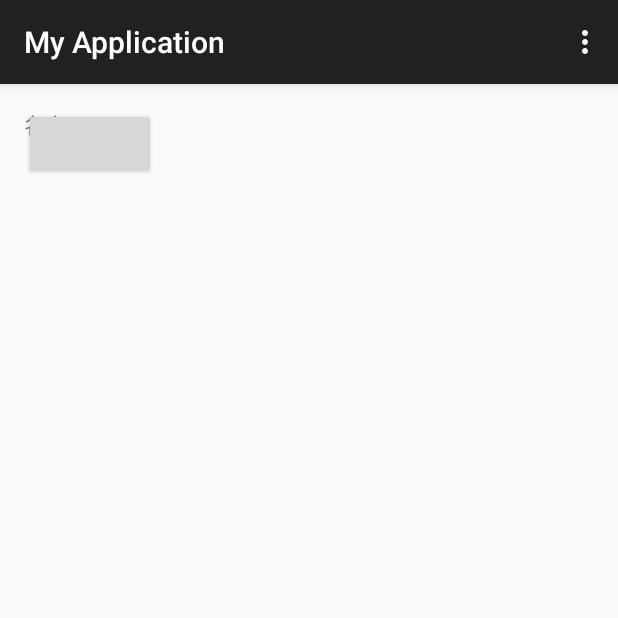
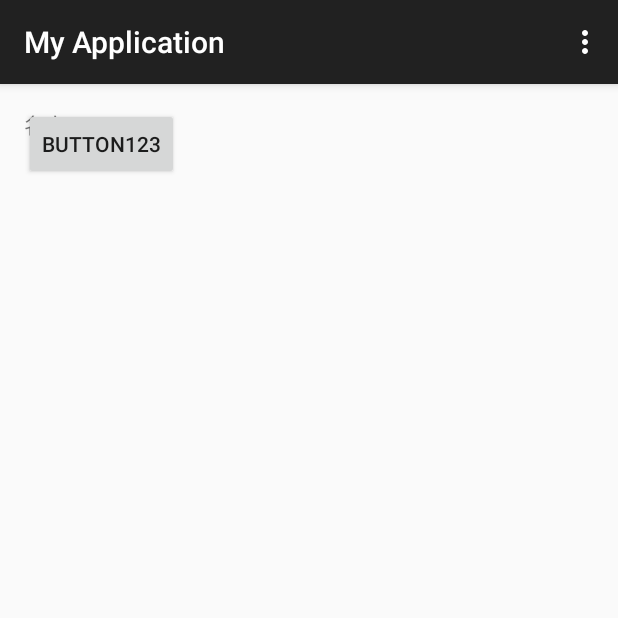
Before and after one commit to Guanlinli/bmi, an Android app: the screen it shows after launch (MainActivity), on a phone screen of 412 x 824 dp, the top half of it. Run offline under Robolectric (Android 15) with nearby library versions, the phone set to English and light mode, and no system bars.

Commit message:
add button text

```diff
--- a/app/src/main/res/layout/activity_main.xml
+++ b/app/src/main/res/layout/activity_main.xml
@@ -10,7 +10,9 @@
 
     <Button
         android:layout_width="wrap_content"
-        android:layout_height="wrap_content" />
+        android:layout_height="wrap_content"
+        android:id="@+id/button1"
+        android:text="Button123"/>
 
 
 </RelativeLayout>
```
